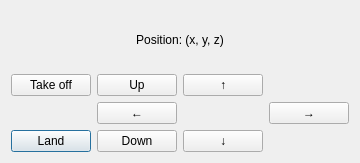
Old version of the form src/rqt_crazyflies/src/uis/crazyflie_control_modal.ui in the repository DynamicSwarms/ds-crazyflies.
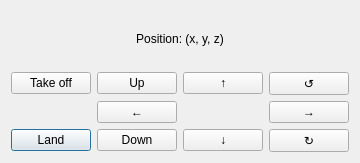
New version of the form.

Commit message: lots of lyrical port, many rqt_crazyflies improvements to be more stable and work with sitl and simulation

What changed in the file:
```diff
--- a/src/rqt_crazyflies/src/uis/crazyflie_control_modal.ui
+++ b/src/rqt_crazyflies/src/uis/crazyflie_control_modal.ui
@@ -82,6 +82,20 @@
        </property>
       </widget>
      </item>
+     <item row="0" column="3">
+      <widget class="QPushButton" name="rotate_left_button">
+       <property name="text">
+        <string>↺</string>
+       </property>
+      </widget>
+     </item>
+     <item row="2" column="3">
+      <widget class="QPushButton" name="rotate_right_button">
+       <property name="text">
+        <string>↻</string>
+       </property>
+      </widget>
+     </item>
     </layout>
    </item>
   </layout>
```
The commit also changes 23 other files.
